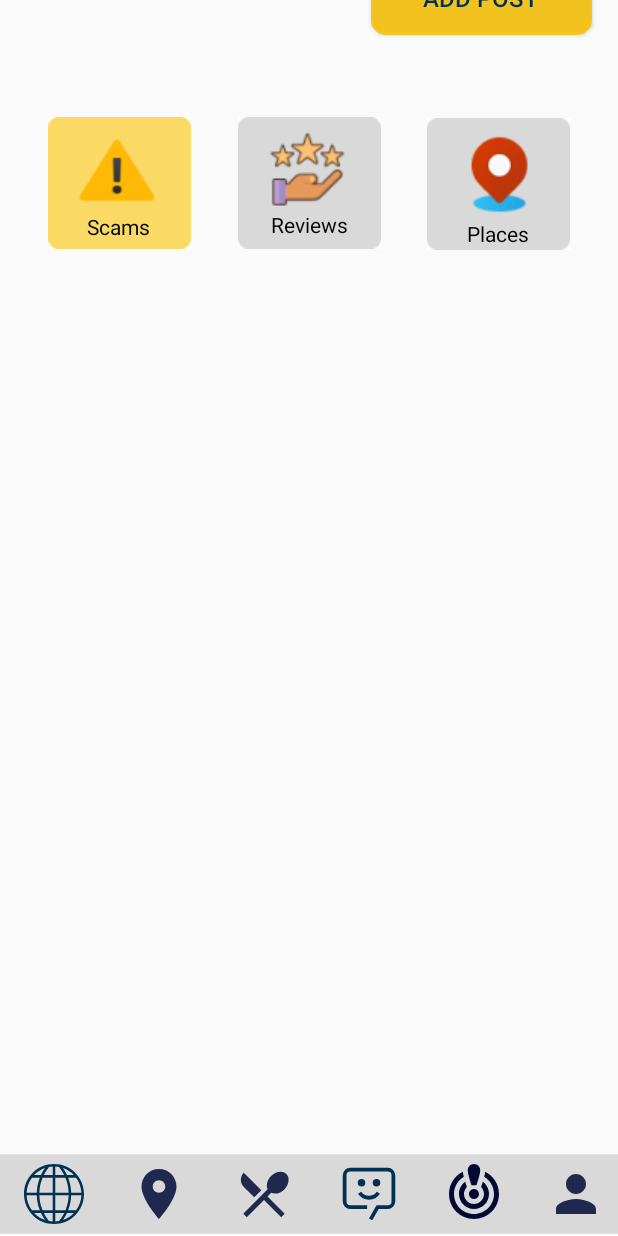
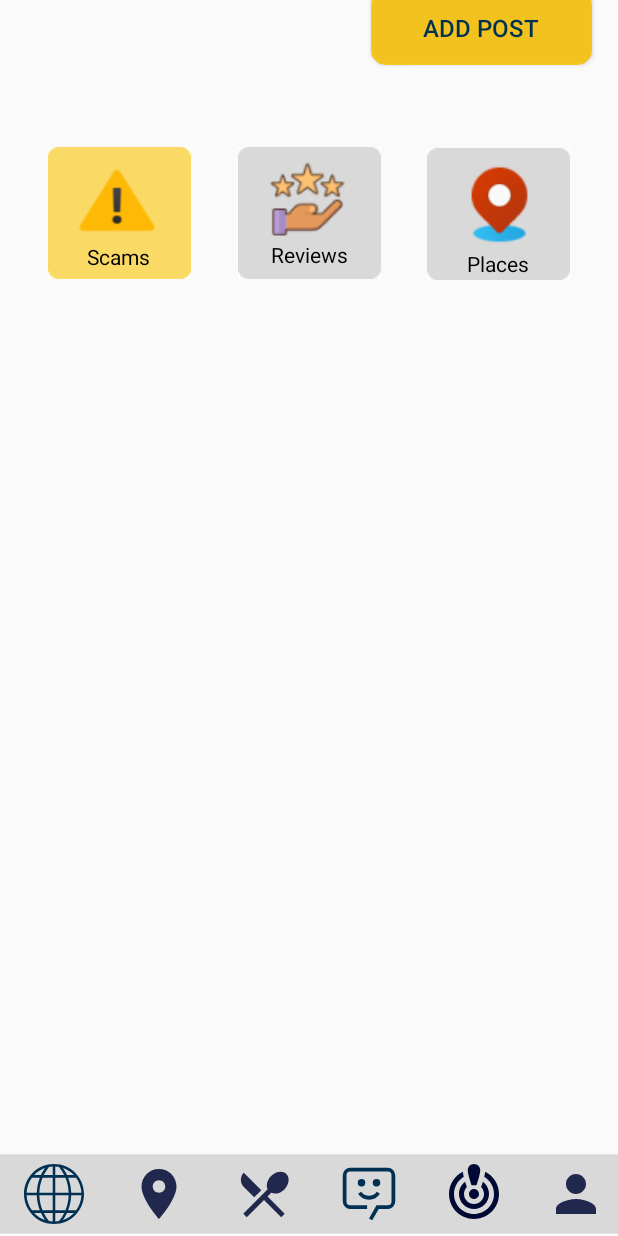
Before and after one commit to IT21333620/IntelliGuide, an Android app built with Jetpack Compose: the socialMedia screen opened directly, with no data from a screen before it, on a phone screen of 412 x 824 dp. Run offline under Robolectric (Android 15) with nearby library versions, the phone set to English and light mode, and no system bars; our stand-ins replace Firebase (no records; nobody signed in at launch, a user with empty details on screens opened directly), Picasso; pictures from the network do not load.

Commit message:
Minor changes

```diff
--- a/app/src/main/java/com/example/intelliguide/login/login.kt
+++ b/app/src/main/java/com/example/intelliguide/login/login.kt
@@ -12,7 +12,6 @@ import com.example.intelliguide.MainActivity
 import com.example.intelliguide.R
 import com.example.intelliguide.hotelOwner.HotelHome
 import com.example.intelliguide.tourist.tourist_home
-import com.example.intelliguide.hotelOwner.HotelHome
 import com.google.firebase.auth.FirebaseAuth
 import com.google.firebase.auth.ktx.auth
 import com.google.firebase.database.DataSnapshot
--- a/app/src/main/res/layout/fragment_profile.xml
+++ b/app/src/main/res/layout/fragment_profile.xml
@@ -4,6 +4,7 @@
     xmlns:tools="http://schemas.android.com/tools"
     android:layout_width="match_parent"
     android:layout_height="match_parent"
+    android:layout_marginTop="60dp"
     tools:context=".tourist.fragments.profile">
 
     <ImageView
--- a/app/src/main/res/layout/fragment_social_media.xml
+++ b/app/src/main/res/layout/fragment_social_media.xml
@@ -19,7 +19,8 @@
 
         <androidx.constraintlayout.widget.ConstraintLayout
             android:layout_width="match_parent"
-            android:layout_height="match_parent">
+            android:layout_height="match_parent"
+            android:layout_marginTop="20dp">
 
             <Button
                 android:id="@+id/btnAddPost"
```
